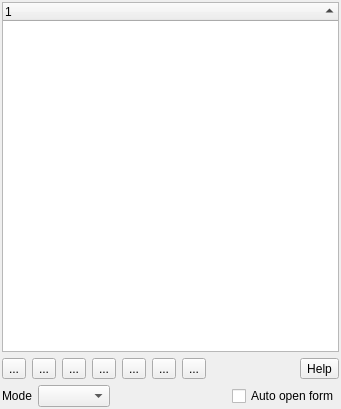
First picture: the form in src/ui/qgsidentifyresultsbase.ui, repository carsmie/QGIS, before the edit.
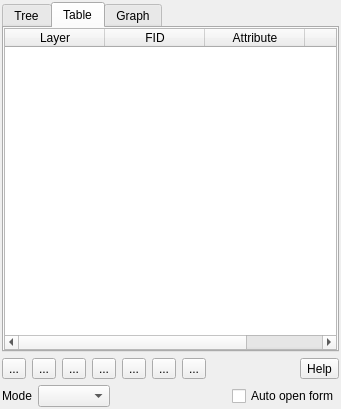
Second picture: the form after the edit. The open tabs and pages were chosen to show the change. Icons and pictures are not drawn. Custom widgets are drawn as their Qt base class.

Commit message: implement simple identify results table view

```diff
--- a/src/ui/qgsidentifyresultsbase.ui
+++ b/src/ui/qgsidentifyresultsbase.ui
@@ -18,6 +18,22 @@
     <number>2</number>
    </property>
    <item>
+    <widget class="QTabWidget" name="tabWidget">
+     <property name="currentIndex">
+      <number>0</number>
+     </property>
+     <widget class="QWidget" name="tab">
+      <attribute name="title">
+       <string>Tree</string>
+      </attribute>
+      <layout class="QVBoxLayout" name="verticalLayout">
+       <property name="spacing">
+        <number>0</number>
+       </property>
+       <property name="margin">
+        <number>0</number>
+       </property>
+       <item>
     <widget class="QTreeWidget" name="lstResults">
      <property name="lineWidth">
       <number>2</number>
@@ -35,6 +51,57 @@
      </column>
     </widget>
    </item>
+      </layout>
+     </widget>
+     <widget class="QWidget" name="tab_2">
+      <attribute name="title">
+       <string>Table</string>
+      </attribute>
+      <layout class="QVBoxLayout" name="verticalLayout_2">
+       <property name="spacing">
+        <number>0</number>
+       </property>
+       <property name="margin">
+        <number>0</number>
+       </property>
+       <item>
+        <widget class="QTableWidget" name="tblResults">
+         <column>
+          <property name="text">
+           <string>Layer</string>
+          </property>
+         </column>
+         <column>
+          <property name="text">
+           <string>FID</string>
+          </property>
+         </column>
+         <column>
+          <property name="text">
+           <string>Attribute</string>
+          </property>
+         </column>
+         <column>
+          <property name="text">
+           <string>Value</string>
+          </property>
+         </column>
+        </widget>
+       </item>
+      </layout>
+     </widget>
+     <widget class="QWidget" name="tab_3">
+      <attribute name="title">
+       <string>Graph</string>
+      </attribute>
+      <layout class="QVBoxLayout" name="verticalLayout_3">
+       <item>
+        <widget class="QwtPlot" name="mPlot"/>
+       </item>
+      </layout>
+     </widget>
+    </widget>
+   </item>
    <item>
     <layout class="QHBoxLayout" name="horizontalLayout">
      <item>
@@ -212,6 +279,14 @@
   </layout>
  </widget>
  <layoutdefault spacing="6" margin="11"/>
+ <customwidgets>
+  <customwidget>
+   <class>QwtPlot</class>
+   <extends>QFrame</extends>
+   <header>qwt_plot.h</header>
+   <container>1</container>
+  </customwidget>
+ </customwidgets>
  <resources>
   <include location="../../images/images.qrc"/>
  </resources>
```
Lines whose indentation alone changed are shown as unchanged. The commit also changes 1 other file.
